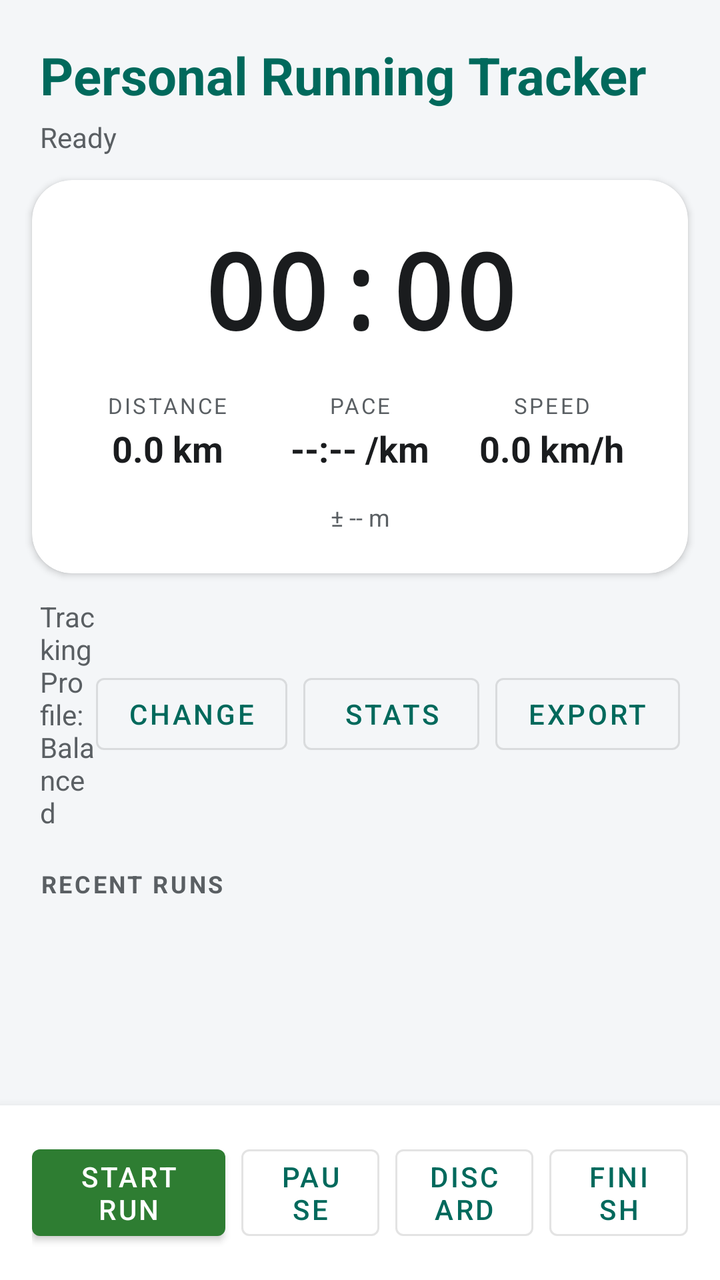
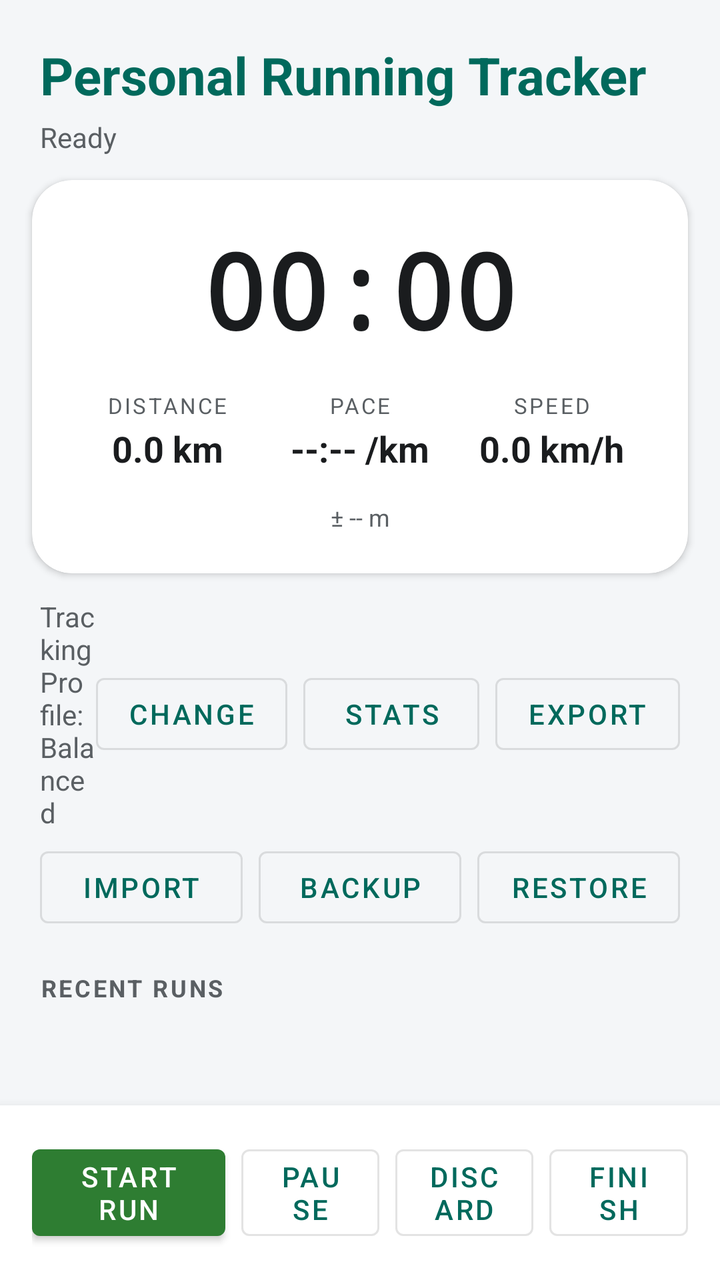

Compare the two renders of this Android layout. The source of the first and the diff that turns it into the second are given below.
<!-- AndroidManifest.xml: application theme BaseApplicationTheme -->
<!-- res/layout/activity_main.xml -->
<?xml version="1.0" encoding="utf-8"?>
<LinearLayout xmlns:android="http://schemas.android.com/apk/res/android"
    xmlns:app="http://schemas.android.com/apk/res-auto"
    android:layout_width="match_parent"
    android:layout_height="match_parent"
    android:orientation="vertical"
    android:fitsSystemWindows="true"
    android:background="@color/rt_background">

    <LinearLayout
        android:layout_width="match_parent"
        android:layout_height="wrap_content"
        android:orientation="vertical"
        android:paddingStart="20dp"
        android:paddingEnd="20dp"
        android:paddingTop="20dp"
        android:paddingBottom="12dp">

        <TextView
            android:id="@+id/titleText"
            android:layout_width="wrap_content"
            android:layout_height="wrap_content"
            android:text="Personal Running Tracker"
            android:textColor="@color/rt_primary"
            android:textSize="26sp"
            android:textStyle="bold" />

        <TextView
            android:id="@+id/statusText"
            android:layout_width="wrap_content"
            android:layout_height="wrap_content"
            android:layout_marginTop="4dp"
            android:text="Ready"
            android:textColor="@color/rt_on_surface_variant"
            android:textSize="14sp" />
    </LinearLayout>

    <com.google.android.material.card.MaterialCardView
        android:layout_width="match_parent"
        android:layout_height="wrap_content"
        android:layout_marginStart="16dp"
        android:layout_marginEnd="16dp"
        app:cardBackgroundColor="@color/rt_surface"
        app:cardCornerRadius="20dp"
        app:cardElevation="2dp">

        <LinearLayout
            android:layout_width="match_parent"
            android:layout_height="wrap_content"
            android:orientation="vertical"
            android:padding="20dp">

            <TextView
                android:id="@+id/elapsedText"
                android:layout_width="match_parent"
                android:layout_height="wrap_content"
                android:gravity="center"
                android:text="00:00"
                android:textColor="@color/rt_on_surface"
                android:textSize="52sp"
                android:textStyle="bold"
                android:fontFamily="monospace" />

            <LinearLayout
                android:layout_width="match_parent"
                android:layout_height="wrap_content"
                android:layout_marginTop="16dp"
                android:orientation="horizontal">

                <LinearLayout
                    android:layout_width="0dp"
                    android:layout_height="wrap_content"
                    android:layout_weight="1"
                    android:gravity="center"
                    android:orientation="vertical">

                    <TextView
                        android:layout_width="wrap_content"
                        android:layout_height="wrap_content"
                        android:text="DISTANCE"
                        android:textColor="@color/rt_on_surface_variant"
                        android:textSize="11sp"
                        android:letterSpacing="0.1" />

                    <TextView
                        android:id="@+id/distanceText"
                        android:layout_width="wrap_content"
                        android:layout_height="wrap_content"
                        android:layout_marginTop="2dp"
                        android:text="0.0 km"
                        android:textColor="@color/rt_on_surface"
                        android:textSize="18sp"
                        android:textStyle="bold" />
                </LinearLayout>

                <LinearLayout
                    android:layout_width="0dp"
                    android:layout_height="wrap_content"
                    android:layout_weight="1"
                    android:gravity="center"
                    android:orientation="vertical">

                    <TextView
                        android:layout_width="wrap_content"
                        android:layout_height="wrap_content"
                        android:text="PACE"
                        android:textColor="@color/rt_on_surface_variant"
                        android:textSize="11sp"
                        android:letterSpacing="0.1" />

                    <TextView
                        android:id="@+id/paceText"
                        android:layout_width="wrap_content"
                        android:layout_height="wrap_content"
                        android:layout_marginTop="2dp"
                        android:text="--:-- /km"
                        android:textColor="@color/rt_on_surface"
                        android:textSize="18sp"
                        android:textStyle="bold" />
                </LinearLayout>

                <LinearLayout
                    android:layout_width="0dp"
                    android:layout_height="wrap_content"
                    android:layout_weight="1"
                    android:gravity="center"
                    android:orientation="vertical">

                    <TextView
                        android:layout_width="wrap_content"
                        android:layout_height="wrap_content"
                        android:text="SPEED"
                        android:textColor="@color/rt_on_surface_variant"
                        android:textSize="11sp"
                        android:letterSpacing="0.1" />

                    <TextView
                        android:id="@+id/speedText"
                        android:layout_width="wrap_content"
                        android:layout_height="wrap_content"
                        android:layout_marginTop="2dp"
                        android:text="0.0 km/h"
                        android:textColor="@color/rt_on_surface"
                        android:textSize="18sp"
                        android:textStyle="bold" />
                </LinearLayout>
            </LinearLayout>

            <TextView
                android:id="@+id/accuracyText"
                android:layout_width="match_parent"
                android:layout_height="wrap_content"
                android:layout_marginTop="14dp"
                android:gravity="center"
                android:text="± -- m"
                android:textColor="@color/rt_on_surface_variant"
                android:textSize="12sp" />
        </LinearLayout>
    </com.google.android.material.card.MaterialCardView>

    <LinearLayout
        android:layout_width="match_parent"
        android:layout_height="wrap_content"
        android:orientation="horizontal"
        android:gravity="center_vertical"
        android:paddingStart="20dp"
        android:paddingEnd="20dp"
        android:layout_marginTop="12dp">

        <TextView
            android:id="@+id/profileText"
            android:layout_width="0dp"
            android:layout_height="wrap_content"
            android:layout_weight="1"
            android:text="Tracking Profile: Balanced"
            android:textColor="@color/rt_on_surface_variant"
            android:textSize="14sp" />

        <com.google.android.material.button.MaterialButton
            android:id="@+id/profileButton"
            style="@style/Widget.MaterialComponents.Button.OutlinedButton"
            android:layout_width="wrap_content"
            android:layout_height="wrap_content"
            android:text="Change" />

        <com.google.android.material.button.MaterialButton
            android:id="@+id/statsButton"
            style="@style/Widget.MaterialComponents.Button.OutlinedButton"
            android:layout_width="wrap_content"
            android:layout_height="wrap_content"
            android:layout_marginStart="8dp"
            android:text="Stats" />

        <com.google.android.material.button.MaterialButton
            android:id="@+id/exportButton"
            style="@style/Widget.MaterialComponents.Button.OutlinedButton"
            android:layout_width="wrap_content"
            android:layout_height="wrap_content"
            android:layout_marginStart="8dp"
            android:text="Export" />
    </LinearLayout>

    <TextView
        android:layout_width="wrap_content"
        android:layout_height="wrap_content"
        android:layout_marginStart="20dp"
        android:layout_marginTop="18dp"
        android:text="RECENT RUNS"
        android:textColor="@color/rt_on_surface_variant"
        android:textSize="12sp"
        android:textStyle="bold"
        android:letterSpacing="0.1" />

    <ListView
        android:id="@+id/runHistoryList"
        android:layout_width="match_parent"
        android:layout_height="0dp"
        android:layout_weight="1"
        android:layout_marginTop="4dp"
        android:divider="@null"
        android:dividerHeight="0dp"
        android:clipToPadding="false"
        android:paddingBottom="8dp" />

    <LinearLayout
        android:layout_width="match_parent"
        android:layout_height="wrap_content"
        android:orientation="horizontal"
        android:padding="16dp"
        android:background="@color/rt_surface"
        android:elevation="8dp">

        <com.google.android.material.button.MaterialButton
            android:id="@+id/startButton"
            android:layout_width="0dp"
            android:layout_height="wrap_content"
            android:layout_weight="1.4"
            android:text="Start Run"
            app:backgroundTint="@color/rt_accent_green" />

        <com.google.android.material.button.MaterialButton
            android:id="@+id/pauseButton"
            style="@style/Widget.MaterialComponents.Button.OutlinedButton"
            android:layout_width="0dp"
            android:layout_height="wrap_content"
            android:layout_weight="1"
            android:layout_marginStart="8dp"
            android:text="Pause" />

        <com.google.android.material.button.MaterialButton
            android:id="@+id/discardButton"
            style="@style/Widget.MaterialComponents.Button.OutlinedButton"
            android:layout_width="0dp"
            android:layout_height="wrap_content"
            android:layout_weight="1"
            android:layout_marginStart="8dp"
            android:text="Discard" />

        <com.google.android.material.button.MaterialButton
            android:id="@+id/finishButton"
            style="@style/Widget.MaterialComponents.Button.OutlinedButton"
            android:layout_width="0dp"
            android:layout_height="wrap_content"
            android:layout_weight="1"
            android:layout_marginStart="8dp"
            android:text="Finish" />
    </LinearLayout>

</LinearLayout>
<!-- resources referenced by this layout -->
<resources>
  <color name="rt_accent_green">#2E7D32</color>
  <color name="rt_background">#F4F6F8</color>
  <color name="rt_on_surface">#1A1C1E</color>
  <color name="rt_on_surface_variant">#5A5F63</color>
  <color name="rt_primary">#00695C</color>
  <color name="rt_surface">#FFFFFF</color>
  <style name="BaseApplicationTheme" parent="Theme.PersonalRunningTracker" />
  <style name="Theme.PersonalRunningTracker" parent="Theme.MaterialComponents.DayNight.NoActionBar">
          <item name="colorPrimary">@color/rt_primary</item>
          <item name="colorPrimaryVariant">@color/rt_primary_dark</item>
          <item name="colorOnPrimary">@color/white</item>
          <item name="colorOnSecondary">@color/white</item>
          <item name="colorOnBackground">@color/rt_on_surface</item>
          <item name="colorSurface">@color/rt_surface</item>
          <item name="colorOnSurface">@color/rt_on_surface</item>
          <item name="android:statusBarColor">@color/rt_primary_dark</item>
          <item name="android:windowBackground">@color/rt_background</item>
      </style>
  <color name="rt_primary_dark">#004D40</color>
  <color name="white">#FFFFFF</color>
</resources>

<!-- the commit's change to res/layout/activity_main.xml (unified diff, before → after) -->
@@ -200,6 +200,42 @@
             android:text="Export" />
     </LinearLayout>
 
+    <LinearLayout
+        android:layout_width="match_parent"
+        android:layout_height="wrap_content"
+        android:orientation="horizontal"
+        android:gravity="center_vertical"
+        android:paddingStart="20dp"
+        android:paddingEnd="20dp"
+        android:layout_marginTop="4dp">
+
+        <com.google.android.material.button.MaterialButton
+            android:id="@+id/importButton"
+            style="@style/Widget.MaterialComponents.Button.OutlinedButton"
+            android:layout_width="0dp"
+            android:layout_height="wrap_content"
+            android:layout_weight="1"
+            android:text="Import" />
+
+        <com.google.android.material.button.MaterialButton
+            android:id="@+id/backupButton"
+            style="@style/Widget.MaterialComponents.Button.OutlinedButton"
+            android:layout_width="0dp"
+            android:layout_height="wrap_content"
+            android:layout_weight="1"
+            android:layout_marginStart="8dp"
+            android:text="Backup" />
+
+        <com.google.android.material.button.MaterialButton
+            android:id="@+id/restoreButton"
+            style="@style/Widget.MaterialComponents.Button.OutlinedButton"
+            android:layout_width="0dp"
+            android:layout_height="wrap_content"
+            android:layout_weight="1"
+            android:layout_marginStart="8dp"
+            android:text="Restore" />
+    </LinearLayout>
+
     <TextView
         android:layout_width="wrap_content"
         android:layout_height="wrap_content"
